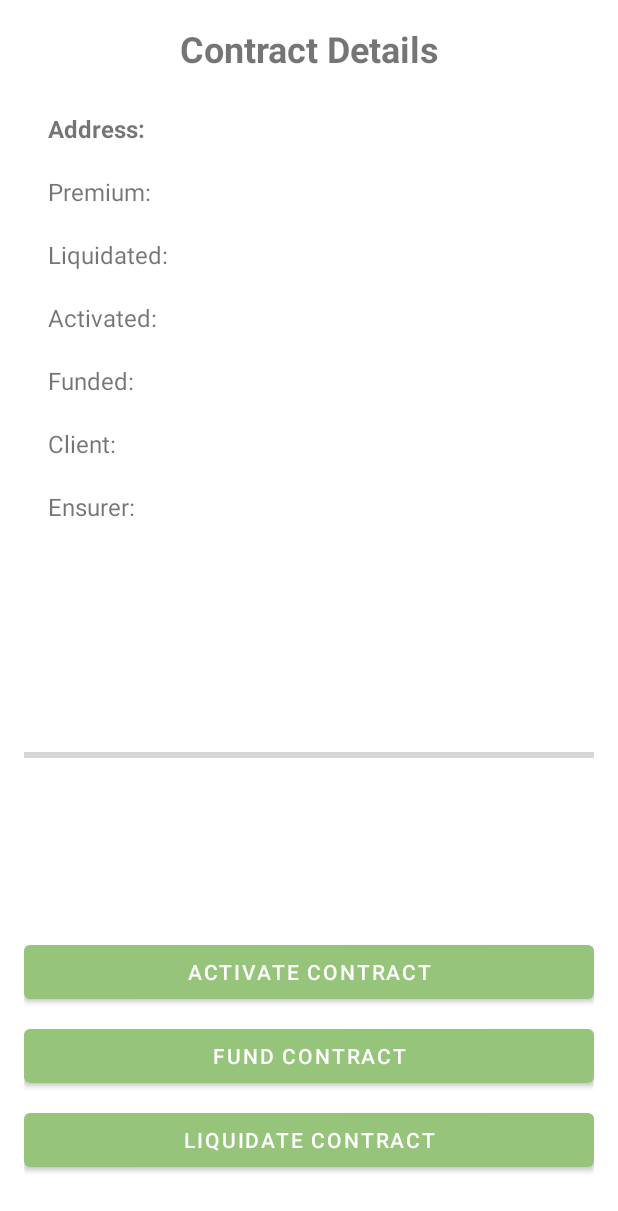
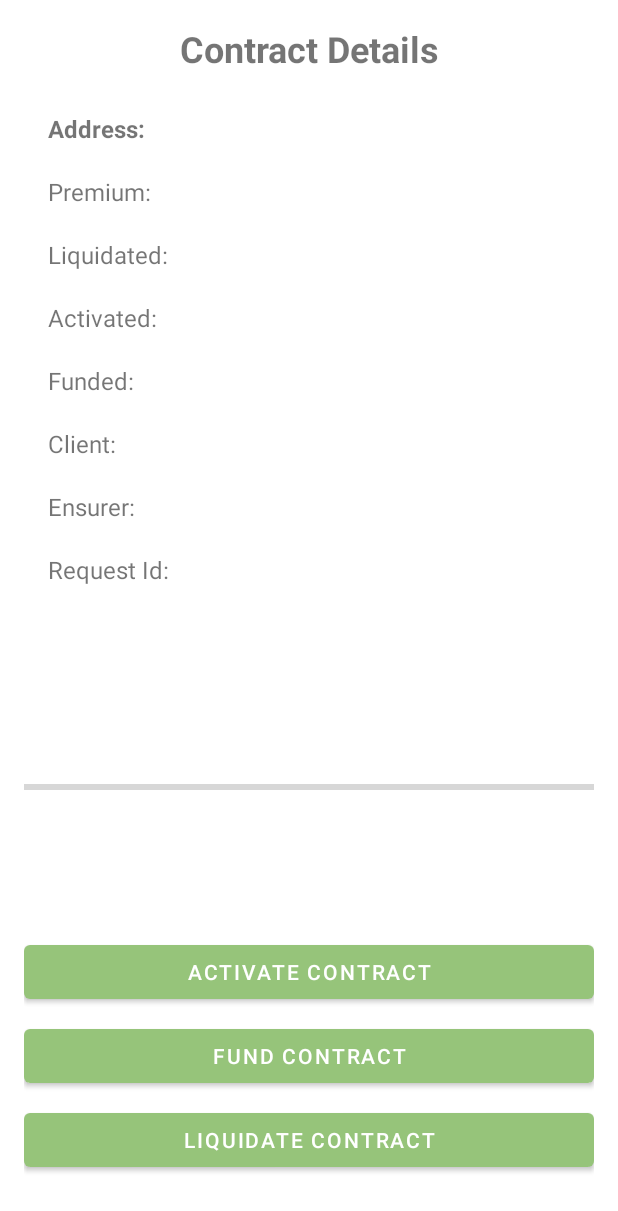
Before and after one commit to G4njalf/tirocinio, an Android app: the layout contract_details.xml on its own in the app's theme, with its tools: preview values and no code run, on a phone screen of 412 x 824 dp. Shown: the top 1211 px of the screen. Run offline under Robolectric (Android 15) with nearby library versions, the phone set to English and light mode, and no system bars.

Commit message:
feat: add Request ID display in contract details; update related data handling

```diff
--- a/Dapp/app/src/main/java/com/example/myapplication/data/ContractRepository.kt
+++ b/Dapp/app/src/main/java/com/example/myapplication/data/ContractRepository.kt
@@ -23,10 +23,11 @@ class ContractRepository {
                     isAttivato: Boolean,
                     isFundend: Boolean,
                     addressAssicurato: String,
-                    addressAssicuratore: String) {
+                    addressAssicuratore: String,
+                    requestId: String) {
         val currentContracts = _contractData.value ?: emptyList()
         _contractData.value = currentContracts + Contract(address, premio,
-            isLiquidato, isAttivato, isFundend, addressAssicurato, addressAssicuratore)
+            isLiquidato, isAttivato, isFundend, addressAssicurato, addressAssicuratore,requestId)
     }
 
     fun addContractAddress(address: String) {
--- a/Dapp/app/src/main/java/com/example/myapplication/ui/contracts/ContractAdapter.kt
+++ b/Dapp/app/src/main/java/com/example/myapplication/ui/contracts/ContractAdapter.kt
@@ -16,7 +16,9 @@ data class Contract(
     val isAttivato: Boolean,
     val isFundend: Boolean,
     val addressAssicurato: String,
-    val addressAssicuratore: String)
+    val addressAssicuratore: String,
+    val requestId: String
+)
 
 class ContractAdapter(private val contractList: List<Contract>):RecyclerView.Adapter<ContractAdapter.ContractViewHolder>() {
 
@@ -46,6 +48,7 @@ class ContractAdapter(private val contractList: List<Contract>):RecyclerView.Ada
                 putExtra("contractIsFundend", contract.isFundend)
                 putExtra("contractAddressAssicurato", contract.addressAssicurato)
                 putExtra("contractAddressAssicuratore", contract.addressAssicuratore)
+                putExtra("contractRequestId", contract.requestId)
             }
             context.startActivity(intent)
         }
--- a/Dapp/app/src/main/java/com/example/myapplication/ui/contracts/ContractsViewModel.kt
+++ b/Dapp/app/src/main/java/com/example/myapplication/ui/contracts/ContractsViewModel.kt
@@ -71,7 +71,8 @@ class ContractsViewModel (application: Application) : AndroidViewModel(applicati
                         data["attivato"] as Boolean,
                         data["funded"] as Boolean,
                         data["assicurato"] as String,
-                        data["assicuratore"] as String
+                        data["assicuratore"] as String,
+                        data["requestId"] as String
                     )
                     contractList.add(
                         Contract(
@@ -81,7 +82,8 @@ class ContractsViewModel (application: Application) : AndroidViewModel(applicati
                             data["attivato"] as Boolean,
                             data["funded"] as Boolean,
                             data["assicurato"] as String,
-                            data["assicuratore"] as String
+                            data["assicuratore"] as String,
+                            data["requestId"] as String
                         )
                     )
                 }
--- a/Dapp/app/src/main/java/com/example/myapplication/ui/home/HomeViewModel.kt
+++ b/Dapp/app/src/main/java/com/example/myapplication/ui/home/HomeViewModel.kt
@@ -125,7 +125,8 @@ class HomeViewModel(application: Application) : AndroidViewModel(application){
                         data["attivato"] as Boolean,
                         data["funded"] as Boolean,
                         data["assicurato"] as String,
-                        data["assicuratore"] as String
+                        data["assicuratore"] as String,
+                        data["requestId"] as String
                     )
                     contractList.add(
                         Contract(
@@ -135,7 +136,8 @@ class HomeViewModel(application: Application) : AndroidViewModel(application){
                             data["attivato"] as Boolean,
                             data["funded"] as Boolean,
                             data["assicurato"] as String,
-                            data["assicuratore"] as String
+                            data["assicuratore"] as String,
+                            data["requestId"] as String
                         )
                     )
                 }
--- /dev/null
+++ b/Dapp/app/src/main/res/drawable/baseline_logout_24.xml
@@ -0,0 +1,6 @@
+<vector xmlns:android="http://schemas.android.com/apk/res/android" android:autoMirrored="true" android:height="24dp" android:viewportHeight="24" android:viewportWidth="24" android:width="24dp">
+
+    <path android:fillColor="@color/clr_light_a0"
+        android:pathData="M17,7l-1.41,1.41L18.17,11H8v2h10.17l-2.58,2.58L17,17l5,-5zM4,5h8V3H4c-1.1,0 -2,0.9 -2,2v14c0,1.1 0.9,2 2,2h8v-2H4V5z"/>
+
+</vector>
--- a/Dapp/app/src/main/res/layout/contract_details.xml
+++ b/Dapp/app/src/main/res/layout/contract_details.xml
@@ -99,6 +99,15 @@
             android:text="Ensurer:"
             android:textSize="16sp"/>
 
+        <TextView
+            android:id="@+id/requestIdTextView"
+            android:layout_width="wrap_content"
+            android:layout_height="wrap_content"
+            android:layout_marginTop="10dp"
+            android:layout_marginBottom="10dp"
+            android:text="Request Id:"
+            android:textSize="16sp"/>
+
     </LinearLayout>
 
     <!-- Pulsanti -->
--- a/Dapp/app/src/main/res/layout/nav_header_main.xml
+++ b/Dapp/app/src/main/res/layout/nav_header_main.xml
@@ -3,7 +3,7 @@
     xmlns:app="http://schemas.android.com/apk/res-auto"
     android:layout_width="match_parent"
     android:layout_height="@dimen/nav_header_height"
-    android:background="@color/clr_primary_a50"
+    android:background="@color/clr_primary_a10"
     android:gravity="bottom"
     android:orientation="vertical"
     android:paddingLeft="@dimen/activity_horizontal_margin"
```
Also changed, not shown: Dapp/app/src/main/java/com/example/myapplication/ContractDetailActivity.kt (+6 -5 lines).
